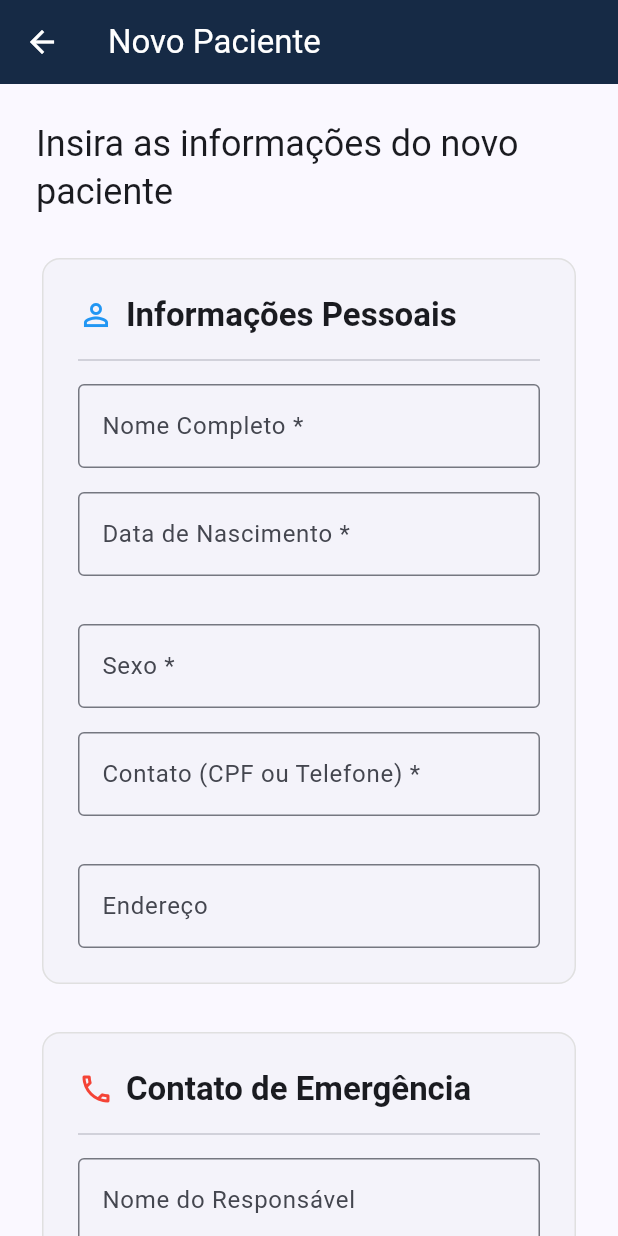
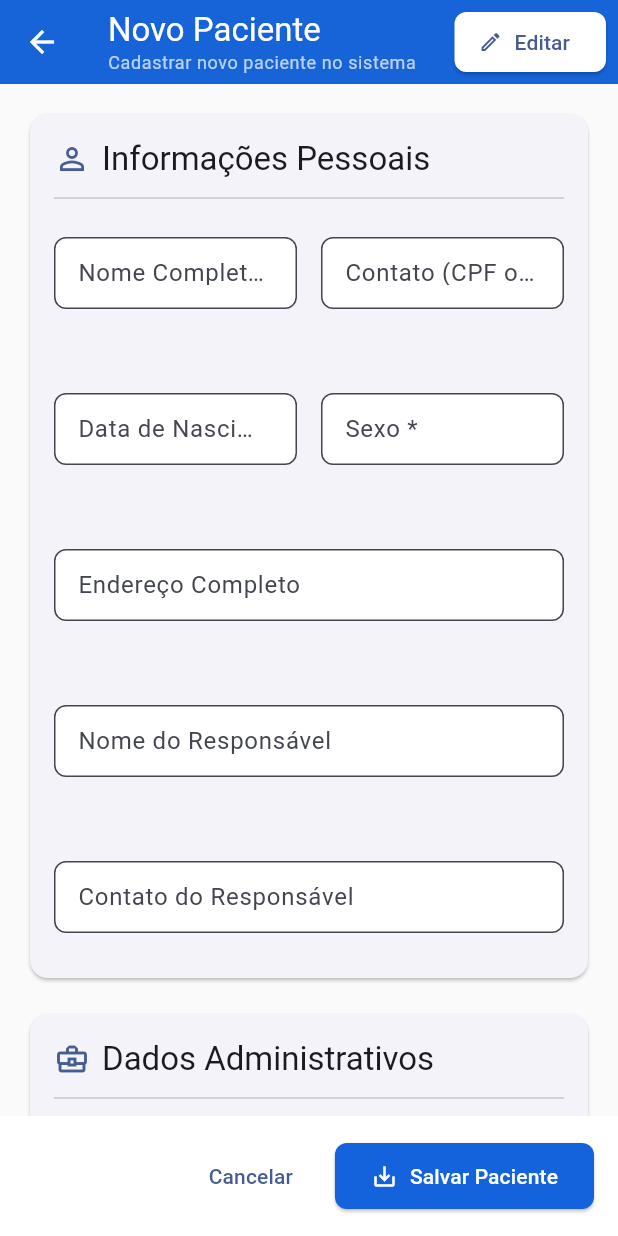
Before and after one commit to Natacha1919/prontuario, a Flutter app: the PacienteFormTela screen opened directly, on a phone screen of 412 x 824 dp. Run offline on Flutter 3.47's test engine with Material 3 defaults, Android fonts, the phone set to English and light mode, and no system bars; our stand-ins replace file_picker, pdf, printing, supabase_flutter; accounts and stored records are empty; network calls fail.

Commit message:
Update paciente_form_tela.dart

```diff
--- a/lib/telas/paciente_form_tela.dart
+++ b/lib/telas/paciente_form_tela.dart
@@ -3,18 +3,20 @@
 import 'package:flutter/material.dart';
 import 'package:prontuario_medico/modelos/paciente.dart';
 import 'package:intl/intl.dart';
-import 'package:prontuario_medico/telas/tela_principal.dart' as tela_principal;
+import 'package:supabase_flutter/supabase_flutter.dart';
+
+final supabase = Supabase.instance.client;
 
 class PacienteFormTela extends StatefulWidget {
   final Paciente? paciente;
   const PacienteFormTela({super.key, this.paciente});
-
   @override
   State<PacienteFormTela> createState() => _PacienteFormTelaState();
 }
 
 class _PacienteFormTelaState extends State<PacienteFormTela> {
   final _formKey = GlobalKey<FormState>();
+  bool _isLoading = false;
 
   late TextEditingController _nomeController;
   late TextEditingController _dataNascimentoController;
@@ -29,21 +31,27 @@ class _PacienteFormTelaState extends State<PacienteFormTela> {
   @override
   void initState() {
     super.initState();
-    _nomeController = TextEditingController(text: widget.paciente?.nomeCompleto);
-    _dataNascimentoController = TextEditingController(text: widget.paciente?.dataNascimento);
-    _sexoController = TextEditingController(text: widget.paciente?.sexo);
-    _cpfController = TextEditingController(text: widget.paciente?.cpf);
-    _enderecoController = TextEditingController(text: widget.paciente?.endereco);
-    _responsavelNomeController = TextEditingController(text: widget.paciente?.responsavelNome);
-    _responsavelContatoController = TextEditingController(text: widget.paciente?.responsavelContato);
-    _turmaController = TextEditingController(text: widget.paciente?.turmaAcademica);
-    _professorController = TextEditingController(text: widget.paciente?.professorResponsavel);
+    // Inicializa os controladores com os dados existentes (se estiver editando)
+    _nomeController = TextEditingController(text: widget.paciente?.nomeCompleto ?? '');
+    _dataNascimentoController = TextEditingController(text: widget.paciente?.dataNascimento ?? '');
+    _sexoController = TextEditingController(text: widget.paciente?.sexo ?? '');
+    _cpfController = TextEditingController(text: widget.paciente?.cpf ?? '');
+    _enderecoController = TextEditingController(text: widget.paciente?.endereco ?? '');
+    _responsavelNomeController = TextEditingController(text: widget.paciente?.responsavelNome ?? '');
+    _responsavelContatoController = TextEditingController(text: widget.paciente?.responsavelContato ?? '');
+    _turmaController = TextEditingController(text: widget.paciente?.turmaAcademica ?? '');
+    _professorController = TextEditingController(text: widget.paciente?.professorResponsavel ?? '');
   }
 
-  void _salvarFormulario() {
+  void _salvarFormulario() async {
     if (_formKey.currentState!.validate()) {
-      final numeroProntuario = widget.paciente?.numeroProntuario ?? DateFormat('yyyyMMddHHmmss').format(DateTime.now());
-      final pacienteProcessado = Paciente(
+      setState(() => _isLoading = true); // Mostra indicador de carregamento
+
+      // Gera o número do prontuário apenas se for um novo paciente
+      final numeroProntuario = widget.paciente?.numeroProntuario ??
+          DateFormat('yyyyMMddHHmmss').format(DateTime.now());
+
+      final pacienteData = Paciente(
         id: widget.paciente?.id,
         nomeCompleto: _nomeController.text,
         dataNascimento: _dataNascimentoController.text,
@@ -56,7 +64,47 @@ class _PacienteFormTelaState extends State<PacienteFormTela> {
         turmaAcademica: _turmaController.text,
         professorResponsavel: _professorController.text,
       );
-      Navigator.of(context).pop(pacienteProcessado);
+
+      try {
+        if (widget.paciente == null) {
+          // Salva um novo paciente
+          await supabase.from('pacientes').insert(pacienteData.toMap());
+          // Registrar atividade de criação de paciente
+          await supabase.from('historico_atividades').insert({
+            'tipo_acao': 'Paciente Criado',
+            'descricao': 'Novo paciente "${pacienteData.nomeCompleto}" cadastrado.',
+            'usuario_id': supabase.auth.currentUser?.id,
+            'paciente_id': widget.paciente?.id, // Paciente ID será nulo aqui, o Supabase vai atribuir um novo.
+            'paciente_nome': pacienteData.nomeCompleto,
+          });
+        } else {
+          // Atualiza um paciente existente
+          await supabase.from('pacientes').update(pacienteData.toMap()).eq('id', pacienteData.id!);
+          // Registrar atividade de atualização de prontuário
+          await supabase.from('historico_atividades').insert({
+            'tipo_acao': 'Prontuário Atualizado',
+            'descricao': 'Prontuário de "${pacienteData.nomeCompleto}" atualizado.',
+            'usuario_id': supabase.auth.currentUser?.id,
+            'paciente_id': pacienteData.id,
+            'paciente_nome': pacienteData.nomeCompleto,
+          });
+        }
+
+        if (mounted) {
+          ScaffoldMessenger.of(context).showSnackBar(const SnackBar(content: Text('Paciente salvo com sucesso!'), backgroundColor: Colors.green));
+          Navigator.of(context).pop(true); // Retorna 'true' para indicar que salvou
+        }
+      } catch (e) {
+        print('Erro ao salvar paciente: $e'); // Log do erro
+        if (mounted) {
+          ScaffoldMessenger.of(context).showSnackBar(SnackBar(content: Text('Erro ao salvar paciente: $e'), backgroundColor: Colors.red));
+        }
+      } finally {
+        // Garante que o loading seja desativado mesmo em caso de erro
+        if (mounted) {
+          setState(() => _isLoading = false);
+        }
+      }
     }
   }
 
@@ -76,194 +124,156 @@ class _PacienteFormTelaState extends State<PacienteFormTela> {
 
   @override
   Widget build(BuildContext context) {
-    final bool isEditing = widget.paciente != null;
-
     return Scaffold(
+      backgroundColor: Colors.grey[50],
       appBar: AppBar(
-        backgroundColor: tela_principal.corPrimaria,
-        foregroundColor: Colors.white,
-        title: Text(isEditing ? 'Editar Paciente' : 'Novo Paciente'),
+        title: Column(
+          crossAxisAlignment: CrossAxisAlignment.start,
+          children: [
+            Text(widget.paciente == null ? 'Novo Paciente' : 'Editar Paciente'),
+            Text(
+              widget.paciente == null ? 'Cadastrar novo paciente no sistema' : 'Atualizar dados do paciente',
+              style: Theme.of(context).textTheme.bodySmall?.copyWith(color: Colors.white70),
             ),
-      body: Center(
-        child: SingleChildScrollView(
-          padding: const EdgeInsets.all(24.0),
-          child: ConstrainedBox(
-            constraints: const BoxConstraints(maxWidth: 800),
-            child: Form(
+          ],
+        ),
+        actions: [
+          Padding(
+            padding: const EdgeInsets.only(right: 8.0),
+            child: ElevatedButton.icon(
+              onPressed: () {
+                Navigator.push(context, MaterialPageRoute(builder: (context) => PacienteFormTela(paciente: widget.paciente)))
+                    .then((_) => setState(() {})); // Atualiza a lista se a navegação voltar
+              },
+              icon: const Icon(Icons.edit_outlined, size: 16),
+              label: const Text('Editar'),
+              style: ElevatedButton.styleFrom(backgroundColor: Colors.white, foregroundColor: Theme.of(context).primaryColor),
+            ),
+          ),
+        ],
+      ),
+      body: Form(
         key: _formKey,
-              child: Column(
-                crossAxisAlignment: CrossAxisAlignment.stretch,
+        child: ListView(
+          padding: const EdgeInsets.all(16.0),
           children: [
-                  Text(
-                    isEditing ? 'Atualizar informações de ${widget.paciente!.nomeCompleto}' : 'Insira as informações do novo paciente',
-                    style: Theme.of(context).textTheme.headlineSmall,
-                  ),
-                  const SizedBox(height: 24),
-
-                  // Seção de Informações Pessoais - Ícone azul
             _buildSectionCard(
-                    context,
               title: 'Informações Pessoais',
               icon: Icons.person_outline,
-                    iconColor: Colors.blue,
               children: [
-                      _buildTwoColumnLayout([
-                        _buildTextField(context, controller: _nomeController, label: 'Nome Completo', isRequired: true),
-                        _buildTextField(context, controller: _dataNascimentoController, label: 'Data de Nascimento', isRequired: true),
-                      ]),
-                      const SizedBox(height: 16),
-                      _buildTwoColumnLayout([
-                        _buildTextField(context, controller: _sexoController, label: 'Sexo', isRequired: true),
-                        _buildTextField(context, controller: _cpfController, label: 'Contato (CPF ou Telefone)', isRequired: true),
-                      ]),
-                      const SizedBox(height: 16),
-                      _buildTextField(context, controller: _enderecoController, label: 'Endereço'),
+                Row(
+                  crossAxisAlignment: CrossAxisAlignment.start,
+                  children: [
+                    Expanded(child: _buildTextField(controller: _nomeController, label: 'Nome Completo *')),
+                    const SizedBox(width: 16),
+                    Expanded(child: _buildTextField(controller: _cpfController, label: 'Contato (CPF ou Telefone) *')),
                   ],
                 ),
-                  const SizedBox(height: 24),
-
-                  // Seção de Contato de Emergência (Responsável) - Ícone vermelho
-                  _buildSectionCard(
-                    context,
-                    title: 'Contato de Emergência',
-                    icon: Icons.phone_outlined,
-                    iconColor: Colors.red,
+                const SizedBox(height: 16),
+                Row(
+                  crossAxisAlignment: CrossAxisAlignment.start,
                   children: [
-                      _buildTwoColumnLayout([
-                        _buildTextField(context, controller: _responsavelNomeController, label: 'Nome do Responsável'),
-                        _buildTextField(context, controller: _responsavelContatoController, label: 'Contato do Responsável'),
-                      ]),
+                    Expanded(child: _buildTextField(controller: _dataNascimentoController, label: 'Data de Nascimento *', hint: 'dd/mm/aaaa')),
+                    const SizedBox(width: 16),
+                    Expanded(child: _buildTextField(controller: _sexoController, label: 'Sexo *')),
                   ],
                 ),
-                  const SizedBox(height: 24),
-
-                  // Seção de Dados Acadêmicos - Ícone verde
-                  _buildSectionCard(
-                    context,
-                    title: 'Dados Acadêmicos',
-                    icon: Icons.school_outlined,
-                    iconColor: Colors.green,
-                    children: [
-                      _buildTwoColumnLayout([
-                        _buildTextField(context, controller: _turmaController, label: 'Turma Acadêmica', isRequired: true),
-                        _buildTextField(context, controller: _professorController, label: 'Professor Responsável', isRequired: true),
-                      ]),
-                      if (isEditing) ...[
                  const SizedBox(height: 16),
-                        _buildInfoRow('Nº do Prontuário:', widget.paciente!.numeroProntuario),
-                      ],
+                _buildTextField(controller: _enderecoController, label: 'Endereço Completo'),
+                const SizedBox(height: 16), // Adicionado espaço
+                _buildTextField(controller: _responsavelNomeController, label: 'Nome do Responsável'),
+                const SizedBox(height: 16), // Adicionado espaço
+                _buildTextField(controller: _responsavelContatoController, label: 'Contato do Responsável'),
               ],
             ),
-                  const SizedBox(height: 32),
-
-                  // Botões de Ação
+            const SizedBox(height: 16),
+            _buildSectionCard(
+              title: 'Dados Administrativos',
+              icon: Icons.business_center_outlined,
+              children: [
                 Row(
-                    mainAxisAlignment: MainAxisAlignment.end,
+                  crossAxisAlignment: CrossAxisAlignment.start,
                   children: [
-                      if (isEditing)
-                        TextButton(
-                          onPressed: () => Navigator.of(context).pop(),
-                          child: const Text('Cancelar', style: TextStyle(color: tela_principal.corPrimaria)),
-                        ),
+                    Expanded(child: _buildTextField(controller: _turmaController, label: 'Turma Acadêmica *')),
                     const SizedBox(width: 16),
-                      ElevatedButton.icon(
-                        onPressed: _salvarFormulario,
-                        icon: const Icon(Icons.save_outlined, size: 18),
-                        label: Text(isEditing ? 'Salvar Alterações' : 'Adicionar Paciente'),
-                        style: ElevatedButton.styleFrom(
-                          backgroundColor: tela_principal.corPrimaria,
-                          foregroundColor: Colors.white,
-                          padding: const EdgeInsets.symmetric(horizontal: 24, vertical: 16),
-                          shape: RoundedRectangleBorder(borderRadius: BorderRadius.circular(8)),
-                        ),
+                    Expanded(child: _buildTextField(controller: _professorController, label: 'Professor Responsável *')),
+                  ],
                 ),
               ],
             ),
           ],
         ),
       ),
+      bottomNavigationBar: _buildBottomBar(),
+    );
+  }
+
+  Widget _buildTextField({required TextEditingController controller, required String label, String? hint}) {
+    return Padding(
+      padding: const EdgeInsets.symmetric(vertical: 8.0),
+      child: TextFormField(
+        controller: controller,
+        decoration: InputDecoration(
+          labelText: label,
+          hintText: hint,
+          border: OutlineInputBorder(borderRadius: BorderRadius.circular(8)),
+          contentPadding: const EdgeInsets.symmetric(horizontal: 12, vertical: 12),
+          filled: true,
+          fillColor: Colors.white,
         ),
-        ),
+        // Validação condicional para campos obrigatórios
+        validator: label.endsWith('*') ? (v) => v!.trim().isEmpty ? 'Campo obrigatório' : null : null,
       ),
     );
   }
 
-  Widget _buildSectionCard(BuildContext context, {required String title, required IconData icon, required Color iconColor, required List<Widget> children}) {
+  Widget _buildSectionCard({required String title, required IconData icon, required List<Widget> children}) {
     return Card(
-      elevation: 0,
-      shape: RoundedRectangleBorder(
-        borderRadius: BorderRadius.circular(12),
-        side: BorderSide(color: Colors.grey[300]!),
-      ),
+      elevation: 1,
+      shape: RoundedRectangleBorder(borderRadius: BorderRadius.circular(12)),
       child: Padding(
-        padding: const EdgeInsets.all(24.0),
+        padding: const EdgeInsets.all(16.0),
         child: Column(
           crossAxisAlignment: CrossAxisAlignment.start,
           children: [
             Row(
               children: [
-                Icon(icon, color: iconColor), // Usando a nova propriedade `iconColor`
+                Icon(icon, color: Theme.of(context).primaryColor),
                 const SizedBox(width: 8),
-                Text(title, style: Theme.of(context).textTheme.titleLarge?.copyWith(fontWeight: FontWeight.bold)),
+                Text(title, style: Theme.of(context).textTheme.titleLarge),
               ],
             ),
-            const Divider(height: 32),
-            ...children,
+            const Divider(height: 24),
+            Column( // Usei Column em vez de GridView para simplificar e garantir que os campos se encaixem
+              children: children.map((child) => Padding(
+                padding: const EdgeInsets.symmetric(vertical: 6.0),
+                child: child,
+              )).toList(),
+            ),
           ],
         ),
       ),
     );
   }
 
-  Widget _buildTwoColumnLayout(List<Widget> children) {
-    return LayoutBuilder(
-      builder: (context, constraints) {
-        if (constraints.maxWidth > 600) {
-          return Wrap(
-            spacing: 24.0,
-            runSpacing: 16.0,
-            children: children.map((child) => SizedBox(width: (constraints.maxWidth - 24) / 2 - 1, child: child)).toList(),
-          );
-        } else {
-          return Column(
-            crossAxisAlignment: CrossAxisAlignment.stretch,
-            children: children.map((child) => Padding(padding: const EdgeInsets.only(bottom: 16.0), child: child)).toList(),
-          );
-        }
-      },
-    );
-  }
-
-  Widget _buildTextField(BuildContext context, {required TextEditingController controller, required String label, String? hint, TextInputType? keyboardType, bool isRequired = false}) {
-    return TextFormField(
-      controller: controller,
-      decoration: InputDecoration(
-        labelText: isRequired ? '$label *' : label,
-        hintText: hint,
-        border: const OutlineInputBorder(),
-        contentPadding: const EdgeInsets.symmetric(vertical: 16, horizontal: 12),
+  Widget _buildBottomBar() {
+    return Container(
+      padding: const EdgeInsets.all(16.0),
+      color: Colors.white,
+      child: Row(
+        mainAxisAlignment: MainAxisAlignment.end,
+        children: [
+          TextButton(onPressed: () => Navigator.of(context).pop(false), child: const Text('Cancelar')), // Retorna 'false' se cancelar
+          const SizedBox(width: 16),
+          _isLoading
+              ? const CircularProgressIndicator() // Mostra o indicador enquanto salva
+              : ElevatedButton.icon(
+                  onPressed: _salvarFormulario,
+                  icon: const Icon(Icons.save_alt_outlined),
+                  label: const Text('Salvar Paciente'),
+                  style: ElevatedButton.styleFrom(padding: const EdgeInsets.symmetric(horizontal: 24, vertical: 12)),
                 ),
-      keyboardType: keyboardType,
-      validator: (value) {
-        if (isRequired && (value == null || value.isEmpty)) {
-          return 'Campo obrigatório';
-        }
-        return null;
-      },
-    );
-  }
-
-  Widget _buildInfoRow(String title, String value) {
-    return Padding(
-      padding: const EdgeInsets.symmetric(vertical: 8.0),
-      child: RichText(
-        text: TextSpan(
-          style: Theme.of(context).textTheme.bodyLarge,
-          children: [
-            TextSpan(text: title, style: const TextStyle(fontWeight: FontWeight.bold)),
-            TextSpan(text: ' $value'),
         ],
-        ),
       ),
     );
   }
```
Lines whose indentation alone changed are shown as unchanged.
